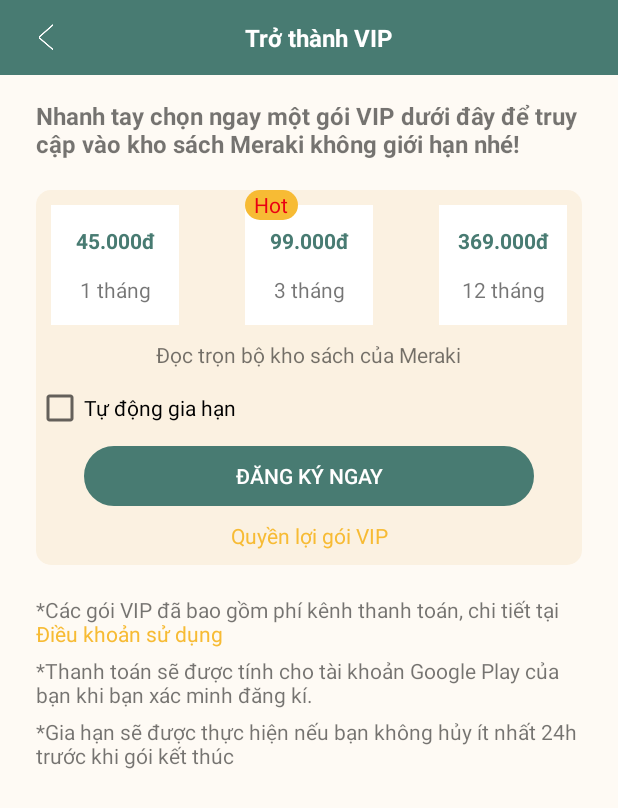
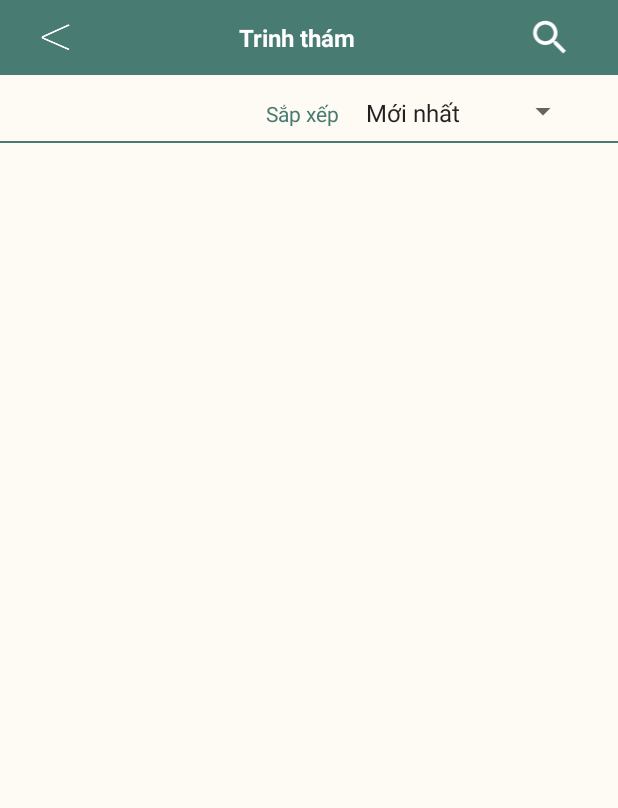
Before and after one commit to maithithuyhau/Meraki_Book_App, an Android app: the screen it shows after launch (VipActivity before the commit, BookListCatogoryActivity after it), on a phone screen of 412 x 824 dp. Shown: the top 808 px of the screen. Run offline under Robolectric (Android 15) with nearby library versions, the phone set to English and light mode, and no system bars.

Commit message:
Add book_list_catogory_activity

```diff
--- a/app/src/main/AndroidManifest.xml
+++ b/app/src/main/AndroidManifest.xml
@@ -10,6 +10,15 @@
         android:supportsRtl="true"
         android:theme="@style/Theme.MerakiBook">
         <activity
+            android:name=".BookListCatogoryActivity"
+            android:exported="true">
+            <intent-filter>
+                <action android:name="android.intent.action.MAIN" />
+
+                <category android:name="android.intent.category.LAUNCHER" />
+            </intent-filter>
+        </activity>
+        <activity
             android:name=".QRcodeActivity"
             android:exported="true" />
         <activity
@@ -17,7 +26,7 @@
             android:exported="true" />
         <activity
             android:name=".AccountActivity"
-            android:exported="true"></activity>
+            android:exported="true" />
         <activity
             android:name=".CartActivity"
             android:exported="true" />
@@ -53,22 +62,18 @@
             android:exported="true" />
         <activity
             android:name=".DetailBookActivity"
-            android:exported="true"></activity>
+            android:exported="true" />
         <activity
             android:name=".HomePageActivity"
-            android:exported="true"></activity>
+            android:exported="true" />
         <activity
             android:name=".VipActivity"
             android:exported="true">
-            <intent-filter>
-                <action android:name="android.intent.action.MAIN" />
 
-                <category android:name="android.intent.category.LAUNCHER" />
-            </intent-filter>
         </activity>
         <activity
             android:name=".MainActivity"
-            android:exported="true"></activity>
+            android:exported="true" />
     </application>
 
 </manifest>
--- /dev/null
+++ b/app/src/main/java/com/example/merakibook/BookListCatogoryActivity.java
@@ -0,0 +1,38 @@
+package com.example.merakibook;
+
+import androidx.appcompat.app.AppCompatActivity;
+
+import android.os.Bundle;
+import android.widget.ArrayAdapter;
+import android.widget.Spinner;
+
+import java.util.ArrayList;
+
+public class BookListCatogoryActivity extends AppCompatActivity {
+
+    //Spinner
+    Spinner spSort;
+    ArrayList<String> listSort;
+    ArrayAdapter<CharSequence> adapter;
+
+    @Override
+    protected void onCreate(Bundle savedInstanceState) {
+        super.onCreate(savedInstanceState);
+        setContentView(R.layout.activity_book_list_catogory);
+
+        linkView();
+        addSortList();
+
+    }
+
+    private void linkView() {
+        spSort = findViewById(R.id.spSort);
+    }
+
+    private void addSortList() {
+
+        adapter = ArrayAdapter.createFromResource(this, R.array.sp_sort, android.R.layout.simple_spinner_item);
+        adapter.setDropDownViewResource(android.R.layout.simple_spinner_dropdown_item);
+        spSort.setAdapter(adapter);
+    }
+}
--- /dev/null
+++ b/app/src/main/res/drawable/spinner_list.xml
@@ -0,0 +1,8 @@
+<?xml version="1.0" encoding="utf-8"?>
+<selector xmlns:android="http://schemas.android.com/apk/res/android">
+        <item android:state_pressed="true"
+            android:drawable="@color/yellow"/>
+        <item android:state_selected="true"
+                android:drawable="@color/yellow"/>
+        <item android:drawable="@color/white"/>
+</selector>
--- /dev/null
+++ b/app/src/main/res/layout/activity_book_list_catogory.xml
@@ -0,0 +1,99 @@
+<?xml version="1.0" encoding="utf-8"?>
+<androidx.constraintlayout.widget.ConstraintLayout xmlns:android="http://schemas.android.com/apk/res/android"
+    xmlns:app="http://schemas.android.com/apk/res-auto"
+    xmlns:tools="http://schemas.android.com/tools"
+    android:layout_width="match_parent"
+    android:layout_height="match_parent"
+    tools:context=".BookListCatogoryActivity"
+    android:background="@color/background">
+
+    <LinearLayout
+        android:layout_width="match_parent"
+        android:layout_height="50dp"
+        android:background="@color/green"
+        android:gravity="center_vertical"
+        android:orientation="horizontal"
+        android:weightSum="10"
+        app:layout_constraintEnd_toEndOf="parent"
+        app:layout_constraintStart_toStartOf="parent"
+        app:layout_constraintTop_toTopOf="parent"
+        android:id="@+id/navBar">
+
+        <ImageButton
+            android:id="@+id/btnBack"
+            android:layout_width="15dp"
+            android:layout_height="20dp"
+            android:layout_marginStart="24dp"
+            android:layout_weight="0.5"
+            android:background="@drawable/icon_back" />
+
+        <TextView
+            android:id="@+id/txtTittle"
+            android:layout_width="wrap_content"
+            android:layout_height="wrap_content"
+            android:layout_weight="9"
+            android:gravity="center"
+            android:text="@string/txt_tittle_horror"
+            android:textColor="@color/white"
+            android:textSize="16sp"
+            android:textStyle="bold" />
+
+        <ImageView
+            android:layout_width="30dp"
+            android:layout_height="30dp"
+            android:src="@drawable/ic_search"
+            android:layout_weight="0.5"
+            android:layout_marginEnd="24dp"/>
+    </LinearLayout>
+
+    <LinearLayout
+        android:id="@+id/linearSortAllBook"
+        android:layout_width="250dp"
+        android:layout_height="wrap_content"
+        android:layout_marginTop="4dp"
+        android:orientation="horizontal"
+        android:padding="10dp"
+        app:layout_constraintEnd_toEndOf="parent"
+        app:layout_constraintHorizontal_bias="1.0"
+        app:layout_constraintStart_toStartOf="parent"
+        app:layout_constraintTop_toBottomOf="@id/navBar"
+        android:gravity="center_horizontal">
+
+        <TextView
+            android:layout_width="wrap_content"
+            android:layout_height="20dp"
+            android:gravity="center"
+            android:text="@string/txt_sort"
+            android:textSize="14sp"
+            android:textColor="@color/green"/>
+
+        <Spinner
+            android:id="@+id/spSort"
+            android:layout_width="150dp"
+            android:layout_height="20dp"
+            android:layout_marginLeft="10dp"
+            android:layout_marginRight="10dp"
+            android:spinnerMode="dropdown"
+            android:dropDownSelector="@drawable/spinner_list" />
+    </LinearLayout>
+
+    <View
+        android:id="@+id/divider"
+        android:layout_width="match_parent"
+        android:layout_height="1dp"
+        android:background="@color/green"
+        app:layout_constraintStart_toStartOf="parent"
+        app:layout_constraintEnd_toEndOf="parent"
+        app:layout_constraintTop_toBottomOf="@id/linearSortAllBook" />
+
+    <androidx.recyclerview.widget.RecyclerView
+        android:id="@+id/rcvListBookCatogory"
+        android:layout_width="match_parent"
+        android:layout_height="wrap_content"
+        app:layout_constraintTop_toBottomOf="@id/divider"
+        app:layout_constraintStart_toStartOf="parent"
+        app:layout_constraintEnd_toEndOf="parent">
+
+    </androidx.recyclerview.widget.RecyclerView>
+
+</androidx.constraintlayout.widget.ConstraintLayout>
--- a/app/src/main/res/values/strings.xml
+++ b/app/src/main/res/values/strings.xml
@@ -87,6 +87,17 @@
     <string name="txt_thankyou3">Xin chân thành cảm ơn. </string>
     <string name="txt_detail">Mọi thông tin thắc mắc về đơn hàng, bạn vui lòng liên hệ đến Hotline 0166 45 45 450 vào giờ hành chính.</string>
     <string name="btn_order_detail">XEM CHI TIẾT ĐƠN HÀNG</string>
+
+
+    //Danh mục sách
+    <string name="txt_tittle_horror">Trinh thám</string>
+    <string name="txt_sort">Sắp xếp</string>
+    <string-array name="sp_sort">
+        <item>Mới nhất</item>
+        <item>Cũ nhất</item>
+        <item>Bán chạy</item>
+        <item>Miễn phí</item>
+    </string-array>
 
 
     //Policy
```
